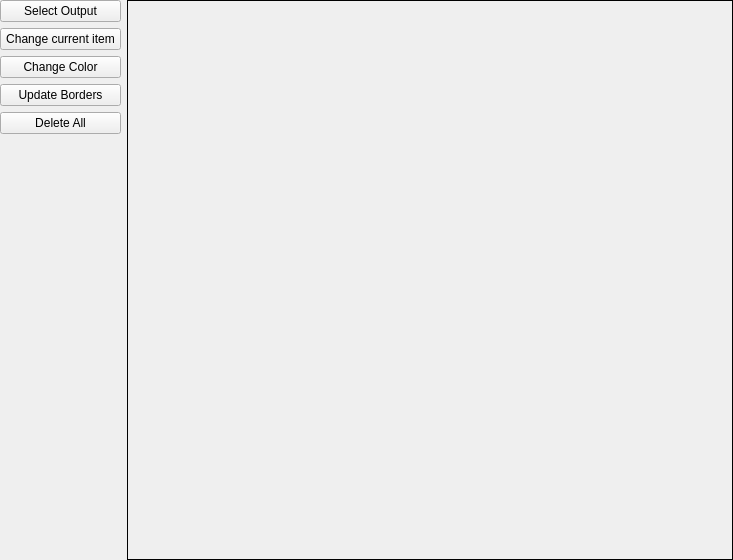
Before: the Qt Designer form GUI/Qt/UGraphWidget.ui in aicommunity/Rdk, drawn with Qt 5.
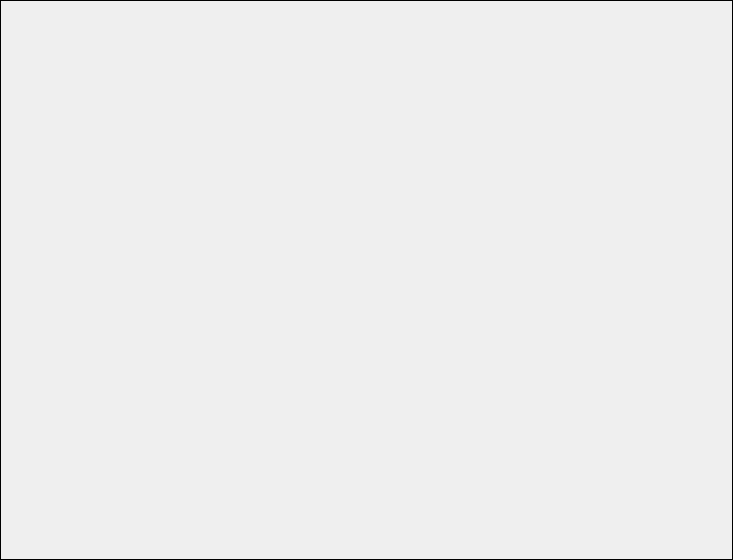
After: the same form once the commit is applied.

```diff
--- a/GUI/Qt/UGraphWidget.ui
+++ b/GUI/Qt/UGraphWidget.ui
@@ -27,58 +27,9 @@
     <number>0</number>
    </property>
    <item>
-    <layout class="QHBoxLayout" name="horizontalLayout" stretch="1,5">
+    <layout class="QHBoxLayout" name="horizontalLayout" stretch="0,5">
      <item>
-      <layout class="QVBoxLayout" name="verticalLayout">
-       <item>
-        <widget class="QPushButton" name="selectDir">
-         <property name="text">
-          <string>Select Output</string>
-         </property>
-        </widget>
-       </item>
-       <item>
-        <widget class="QPushButton" name="changeCurrentItem">
-         <property name="text">
-          <string>Change сurrent item</string>
-         </property>
-        </widget>
-       </item>
-       <item>
-        <widget class="QPushButton" name="changeColor">
-         <property name="text">
-          <string>Change Color</string>
-         </property>
-        </widget>
-       </item>
-       <item>
-        <widget class="QPushButton" name="updateBordersButton">
-         <property name="text">
-          <string>Update Borders</string>
-         </property>
-        </widget>
-       </item>
-       <item>
-        <widget class="QPushButton" name="delAllButton">
-         <property name="text">
-          <string>Delete All</string>
-         </property>
-        </widget>
-       </item>
-       <item>
-        <spacer name="verticalSpacer">
-         <property name="orientation">
-          <enum>Qt::Vertical</enum>
-         </property>
-         <property name="sizeHint" stdset="0">
-          <size>
-           <width>20</width>
-           <height>40</height>
-          </size>
-         </property>
-        </spacer>
-       </item>
-      </layout>
+      <layout class="QVBoxLayout" name="verticalLayout"/>
      </item>
      <item>
       <widget class="QFrame" name="verticalFrame">
```
Left out of the diff: 28 changed lines with no effect on the pictures.
